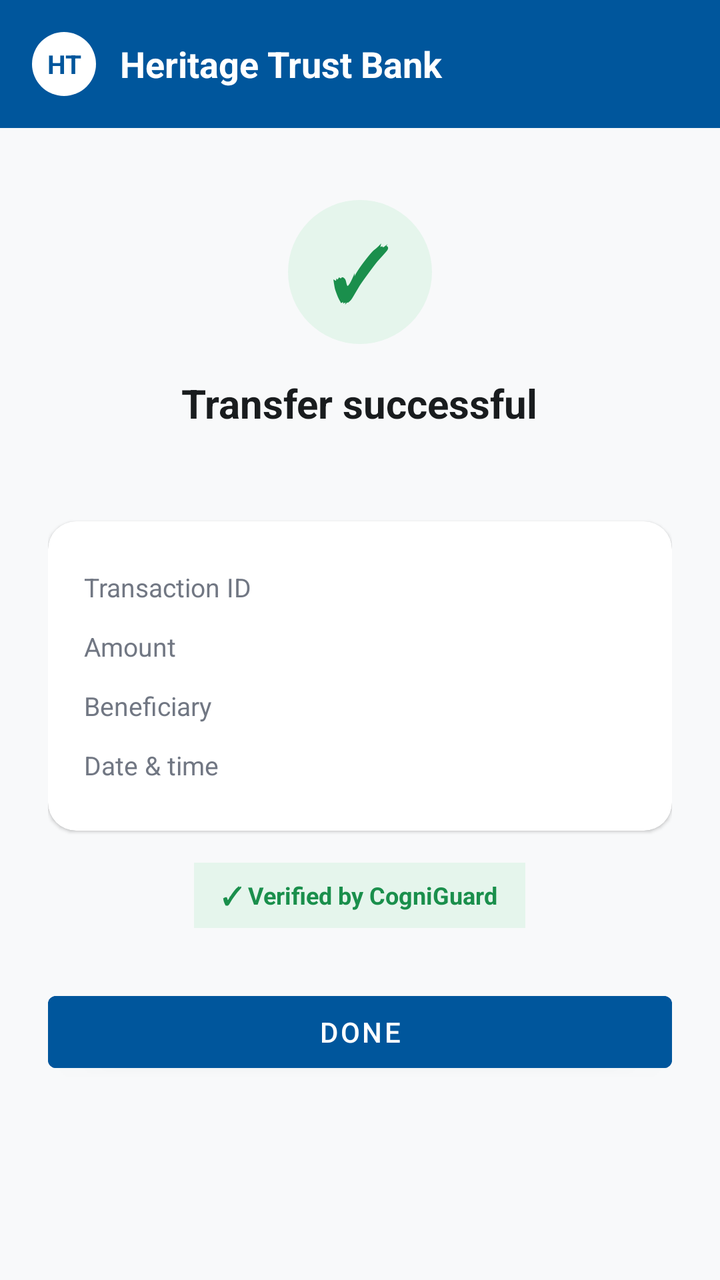
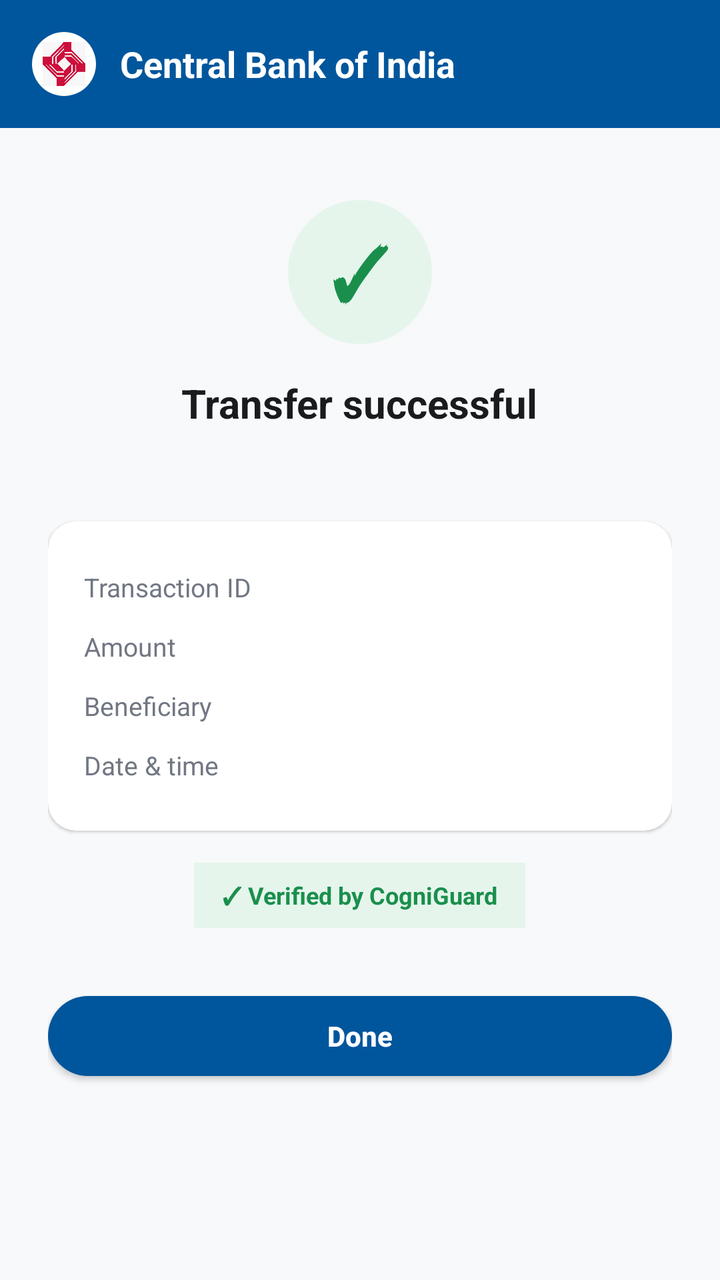

An Android layout rendered at two revisions. The XML below is the earlier revision; the diff shows what the commit changed to produce the second picture.
<!-- AndroidManifest.xml: application theme Theme.CogniGuardDemo -->
<!-- res/layout/activity_transfer_success.xml -->
<?xml version="1.0" encoding="utf-8"?>
<LinearLayout xmlns:android="http://schemas.android.com/apk/res/android"
    xmlns:app="http://schemas.android.com/apk/res-auto"
    android:layout_width="match_parent"
    android:layout_height="match_parent"
    android:orientation="vertical"
    android:background="@color/cbi_surface">

    <include layout="@layout/partial_header" />

    <ScrollView
        android:layout_width="match_parent"
        android:layout_height="match_parent">

        <LinearLayout
            android:layout_width="match_parent"
            android:layout_height="wrap_content"
            android:orientation="vertical"
            android:padding="24dp"
            android:gravity="center_horizontal">

            <TextView
                android:layout_width="72dp"
                android:layout_height="72dp"
                android:layout_marginTop="12dp"
                android:background="@drawable/bg_success_circle_large"
                android:gravity="center"
                android:text="✓"
                android:textColor="@color/success_green"
                android:textSize="36sp"
                android:textStyle="bold" />

            <TextView
                android:layout_width="wrap_content"
                android:layout_height="wrap_content"
                android:layout_marginTop="16dp"
                android:text="Transfer successful"
                android:textColor="@color/cbi_text"
                android:textSize="20sp"
                android:textStyle="bold" />

            <TextView
                android:id="@+id/successSubtitle"
                android:layout_width="wrap_content"
                android:layout_height="wrap_content"
                android:layout_marginTop="4dp"
                android:textColor="@color/cbi_text_muted"
                android:textSize="13sp" />

            <com.google.android.material.card.MaterialCardView
                android:layout_width="match_parent"
                android:layout_height="wrap_content"
                android:layout_marginTop="24dp"
                app:cardCornerRadius="14dp"
                app:cardElevation="1dp"
                app:cardBackgroundColor="@color/white">

                <LinearLayout
                    android:layout_width="match_parent"
                    android:layout_height="wrap_content"
                    android:orientation="vertical"
                    android:padding="18dp">

                    <LinearLayout
                        android:layout_width="match_parent"
                        android:layout_height="wrap_content"
                        android:orientation="horizontal"
                        android:paddingTop="6dp"
                        android:paddingBottom="6dp">
                        <TextView
                            android:layout_width="0dp"
                            android:layout_height="wrap_content"
                            android:layout_weight="1"
                            android:text="Transaction ID"
                            android:textColor="@color/cbi_text_muted"
                            android:textSize="13sp" />
                        <TextView
                            android:id="@+id/txnIdValue"
                            android:layout_width="wrap_content"
                            android:layout_height="wrap_content"
                            android:textColor="@color/cbi_text"
                            android:textSize="13sp"
                            android:textStyle="bold" />
                    </LinearLayout>

                    <LinearLayout
                        android:layout_width="match_parent"
                        android:layout_height="wrap_content"
                        android:orientation="horizontal"
                        android:paddingTop="6dp"
                        android:paddingBottom="6dp">
                        <TextView
                            android:layout_width="0dp"
                            android:layout_height="wrap_content"
                            android:layout_weight="1"
                            android:text="Amount"
                            android:textColor="@color/cbi_text_muted"
                            android:textSize="13sp" />
                        <TextView
                            android:id="@+id/txnAmountValue"
                            android:layout_width="wrap_content"
                            android:layout_height="wrap_content"
                            android:textColor="@color/cbi_text"
                            android:textSize="13sp"
                            android:textStyle="bold" />
                    </LinearLayout>

                    <LinearLayout
                        android:layout_width="match_parent"
                        android:layout_height="wrap_content"
                        android:orientation="horizontal"
                        android:paddingTop="6dp"
                        android:paddingBottom="6dp">
                        <TextView
                            android:layout_width="0dp"
                            android:layout_height="wrap_content"
                            android:layout_weight="1"
                            android:text="Beneficiary"
                            android:textColor="@color/cbi_text_muted"
                            android:textSize="13sp" />
                        <TextView
                            android:id="@+id/txnBeneficiaryValue"
                            android:layout_width="wrap_content"
                            android:layout_height="wrap_content"
                            android:textColor="@color/cbi_text"
                            android:textSize="13sp"
                            android:textStyle="bold" />
                    </LinearLayout>

                    <LinearLayout
                        android:layout_width="match_parent"
                        android:layout_height="wrap_content"
                        android:orientation="horizontal"
                        android:paddingTop="6dp"
                        android:paddingBottom="6dp">
                        <TextView
                            android:layout_width="0dp"
                            android:layout_height="wrap_content"
                            android:layout_weight="1"
                            android:text="Date &amp; time"
                            android:textColor="@color/cbi_text_muted"
                            android:textSize="13sp" />
                        <TextView
                            android:id="@+id/txnDateValue"
                            android:layout_width="wrap_content"
                            android:layout_height="wrap_content"
                            android:textColor="@color/cbi_text"
                            android:textSize="13sp"
                            android:textStyle="bold" />
                    </LinearLayout>
                </LinearLayout>
            </com.google.android.material.card.MaterialCardView>

            <TextView
                android:layout_width="wrap_content"
                android:layout_height="wrap_content"
                android:layout_marginTop="16dp"
                android:background="@color/success_green_light"
                android:paddingStart="14dp"
                android:paddingTop="8dp"
                android:paddingEnd="14dp"
                android:paddingBottom="8dp"
                android:text="✓ Verified by CogniGuard"
                android:textColor="@color/success_green"
                android:textSize="12sp"
                android:textStyle="bold" />

            <Button
                android:id="@+id/doneButton"
                android:layout_width="match_parent"
                android:layout_height="wrap_content"
                android:layout_marginTop="28dp"
                android:backgroundTint="@color/cbi_primary"
                android:text="Done"
                android:textColor="@color/white" />
        </LinearLayout>
    </ScrollView>
</LinearLayout>
<!-- res/layout/partial_header.xml (included above) -->
<?xml version="1.0" encoding="utf-8"?>
<LinearLayout xmlns:android="http://schemas.android.com/apk/res/android"
    android:layout_width="match_parent"
    android:layout_height="wrap_content"
    android:orientation="horizontal"
    android:gravity="center_vertical"
    android:background="@color/cbi_primary"
    android:padding="16dp">

    <LinearLayout
        android:id="@+id/headerLogoArea"
        android:layout_width="0dp"
        android:layout_height="wrap_content"
        android:layout_weight="1"
        android:orientation="horizontal"
        android:gravity="center_vertical"
        android:clickable="true"
        android:focusable="true">

        <TextView
            android:layout_width="32dp"
            android:layout_height="32dp"
            android:background="@drawable/bg_logo_circle"
            android:gravity="center"
            android:text="HT"
            android:textColor="@color/cbi_primary"
            android:textSize="13sp"
            android:textStyle="bold" />

        <TextView
            android:layout_width="wrap_content"
            android:layout_height="wrap_content"
            android:layout_marginStart="12dp"
            android:text="@string/app_name"
            android:textColor="@color/white"
            android:textSize="18sp"
            android:textStyle="bold" />
    </LinearLayout>

    <TextView
        android:id="@+id/headerUsername"
        android:layout_width="wrap_content"
        android:layout_height="wrap_content"
        android:textColor="@color/cbi_primary_light"
        android:textSize="13sp" />
</LinearLayout>
<!-- resources referenced by this layout -->
<resources>
  <color name="cbi_primary">#00569C</color>
  <color name="cbi_primary_light">#EBF1FF</color>
  <color name="cbi_surface">#F8F9FA</color>
  <color name="cbi_text">#191C1E</color>
  <color name="cbi_text_muted">#717783</color>
  <color name="success_green">#1A8F4C</color>
  <color name="success_green_light">#E5F5EC</color>
  <color name="white">#FFFFFF</color>
  <!-- drawable bg_logo_circle (drawable) -->
  <?xml version="1.0" encoding="utf-8"?>
  <shape xmlns:android="http://schemas.android.com/apk/res/android"
      android:shape="oval">
      <solid android:color="@color/white" />
  </shape>
  <!-- drawable bg_success_circle_large (drawable) -->
  <?xml version="1.0" encoding="utf-8"?>
  <shape xmlns:android="http://schemas.android.com/apk/res/android"
      android:shape="oval">
      <solid android:color="@color/success_green_light" />
  </shape>
  <string name="app_name">Heritage Trust Bank</string>
  <style name="Theme.CogniGuardDemo" parent="Theme.MaterialComponents.Light.NoActionBar">
          <item name="colorPrimary">@color/cbi_primary</item>
          <item name="colorPrimaryDark">@color/cbi_primary_dark</item>
          <item name="colorAccent">@color/cbi_accent</item>
          <item name="colorSecondary">@color/cbi_accent</item>
          <item name="android:windowBackground">@color/cbi_surface</item>
          <item name="android:textColorPrimary">@color/cbi_text</item>
      </style>
  <color name="cbi_primary_dark">#004B87</color>
  <color name="cbi_accent">#BA0035</color>
</resources>

<!-- the commit's change to res/layout/activity_transfer_success.xml (unified diff, before → after) -->
@@ -165,14 +165,13 @@
                 android:textSize="12sp"
                 android:textStyle="bold" />
 
-            <Button
+            <com.google.android.material.button.MaterialButton
                 android:id="@+id/doneButton"
+                style="@style/Widget.CogniGuard.PillButton"
                 android:layout_width="match_parent"
-                android:layout_height="wrap_content"
+                android:layout_height="52dp"
                 android:layout_marginTop="28dp"
-                android:backgroundTint="@color/cbi_primary"
-                android:text="Done"
-                android:textColor="@color/white" />
+                android:text="Done" />
         </LinearLayout>
     </ScrollView>
 </LinearLayout>
@@ -196,15 +195,13 @@
         android:clickable="true"
         android:focusable="true">
 
-        <TextView
+        <ImageView
             android:layout_width="32dp"
             android:layout_height="32dp"
             android:background="@drawable/bg_logo_circle"
-            android:gravity="center"
-            android:text="HT"
-            android:textColor="@color/cbi_primary"
-            android:textSize="13sp"
-            android:textStyle="bold" />
+            android:contentDescription="@string/app_name"
+            android:padding="5dp"
+            android:src="@drawable/logo" />
 
         <TextView
             android:layout_width="wrap_content"
<!-- resource entries referenced after the edit -->
@@ -20,7 +20,16 @@
       android:shape="oval">
       <solid android:color="@color/success_green_light" />
   </shape>
-  <string name="app_name">Heritage Trust Bank</string>
+  <!-- drawable logo: jpg bitmap (drawable, 103928 bytes) -->
+  <string name="app_name">Central Bank of India</string>
+  <style name="Widget.CogniGuard.PillButton" parent="Widget.MaterialComponents.Button">
+          <item name="cornerRadius">24dp</item>
+          <item name="backgroundTint">@color/cbi_primary</item>
+          <item name="android:textColor">@color/white</item>
+          <item name="android:textAllCaps">false</item>
+          <item name="android:textStyle">bold</item>
+          <item name="android:letterSpacing">0</item>
+      </style>
   <style name="Theme.CogniGuardDemo" parent="Theme.MaterialComponents.Light.NoActionBar">
           <item name="colorPrimary">@color/cbi_primary</item>
           <item name="colorPrimaryDark">@color/cbi_primary_dark</item>
